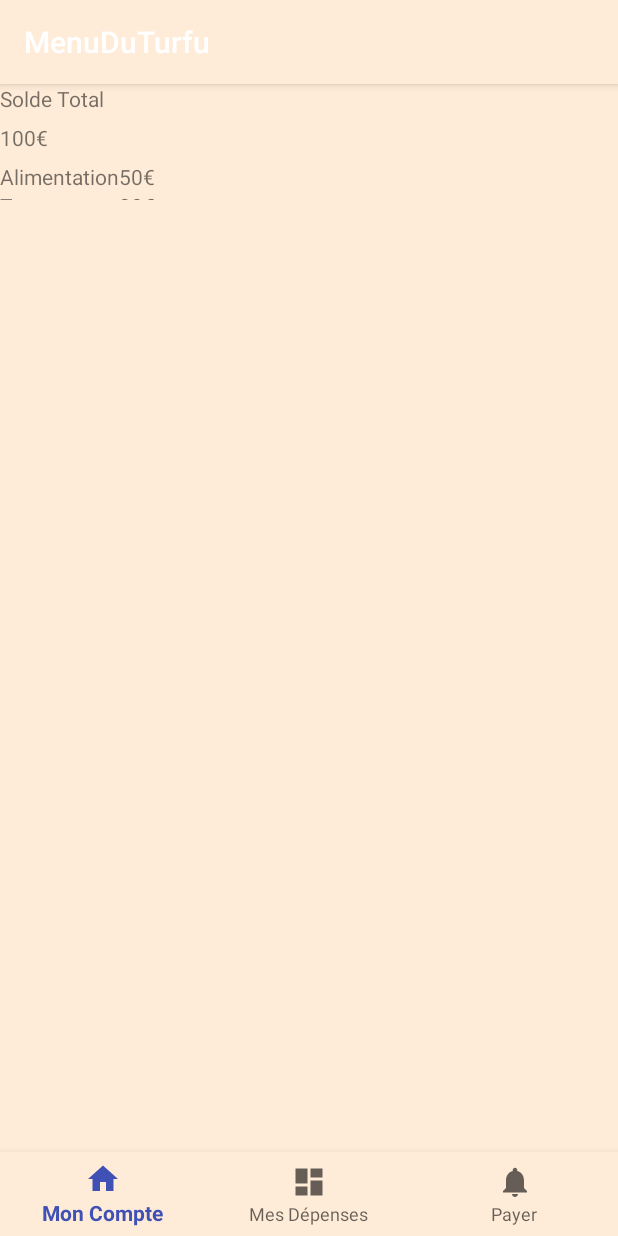
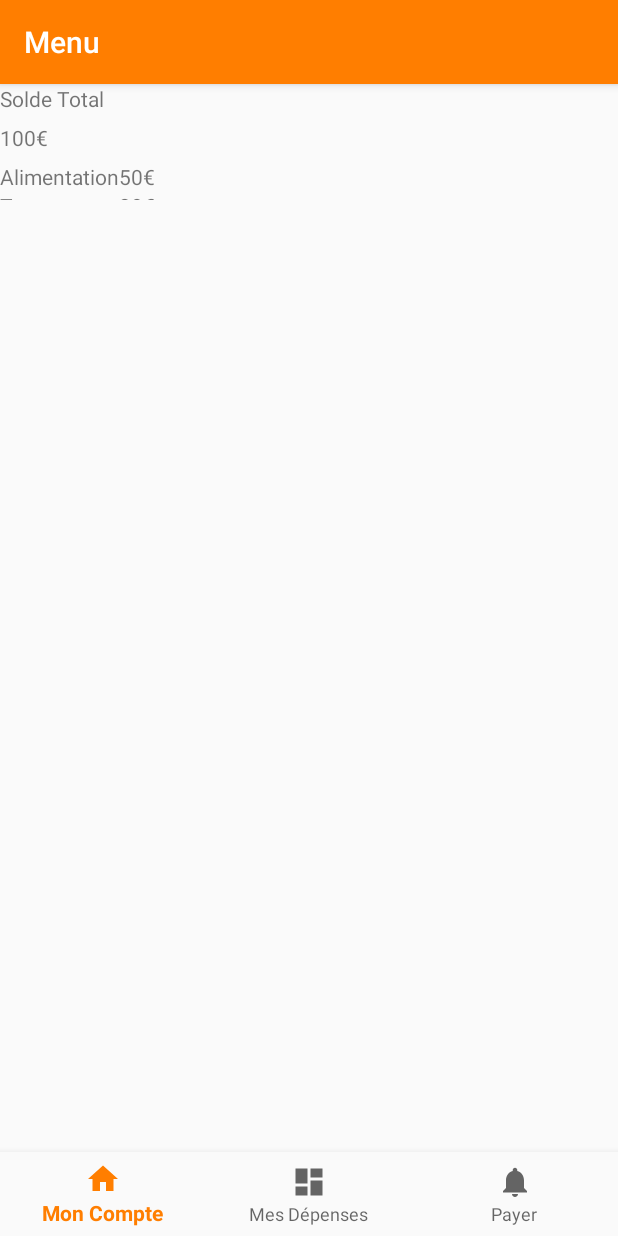
Before and after one commit to JeremyBouhi/ppe, an Android app: the screen it shows after launch (MenuDuTurfu), after a tap on "SE CONNECTER", on a phone screen of 412 x 824 dp. Run offline under Robolectric (Android 15) with nearby library versions, the phone set to English and light mode, and no system bars.

```diff
--- a/app/src/main/AndroidManifest.xml
+++ b/app/src/main/AndroidManifest.xml
@@ -6,8 +6,10 @@
         android:required="true" />
 
     <uses-permission android:name="android.permission.CAMERA" />
-    <uses-permission android:name="android.permission.CAMERA" />
     <uses-permission android:name="android.permission.VIBRATE" />
+
+    <uses-feature android:name="android.hardware.camera"
+        android:required="true" />
 
     <application
         android:allowBackup="true"
--- a/app/src/main/res/values/strings.xml
+++ b/app/src/main/res/values/strings.xml
@@ -1,12 +1,12 @@
 <resources>
-    <string name="app_name">paysmart</string>
+    <string name="app_name">PaySmart</string>
     <string name="title_activity_menu">menu</string>
 
     <string name="navigation_drawer_open">Open navigation drawer</string>
     <string name="navigation_drawer_close">Close navigation drawer</string>
 
     <string name="action_settings">Settings</string>
-    <string name="title_activity_menu_du_turfu">MenuDuTurfu</string>
+    <string name="title_activity_menu_du_turfu">Menu</string>
     <string name="title_home">Mon Compte</string>
     <string name="title_dashboard">Mes Dépenses</string>
     <string name="title_notifications">Payer</string>
--- a/app/src/main/res/values/styles.xml
+++ b/app/src/main/res/values/styles.xml
@@ -3,10 +3,10 @@
     <!-- Base application theme. -->
     <style name="AppTheme" parent="Theme.AppCompat.Light.DarkActionBar">
         <!-- Customize your theme here. -->
-        <item name="colorPrimary">@color/colorPrimary</item>
-        <item name="colorPrimaryDark">@color/colorPrimaryDark</item>
-        <item name="colorAccent">@color/colorAccent</item>
-        <item name="android:background">@color/backgroundUser</item>
+        <item name="colorPrimary">@color/orange</item>
+        <item name="colorPrimaryDark">@color/orangeFonce</item>
+        <item name="colorAccent">@color/orangeClair</item>
+
     </style>
 
     <style name="ToolBarStyle" parent="AppTheme">
```
Also changed, not shown: app/src/main/res/layout/mes_depenses.xml (+0 -7 lines).
